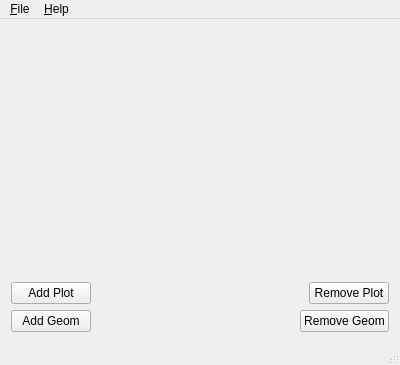
Qt form src/ui/MainWindow.ui (zxnord/Qt4VTK7SimpleViewer) before a commit.
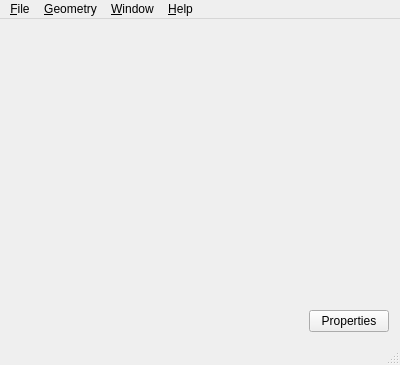
The same form after that commit.

The edit to the form file:
```diff
--- a/src/ui/MainWindow.ui
+++ b/src/ui/MainWindow.ui
@@ -25,46 +25,8 @@
       </property>
      </widget>
     </item>
-    <item>
-     <layout class="QHBoxLayout" name="horizontalLayout">
-      <item>
-       <widget class="QPushButton" name="m_addBtn">
-        <property name="text">
-         <string>Add Plot</string>
-        </property>
-       </widget>
-      </item>
-      <item>
-       <spacer name="horizontalSpacer">
-        <property name="orientation">
-         <enum>Qt::Horizontal</enum>
-        </property>
-        <property name="sizeHint" stdset="0">
-         <size>
-          <width>40</width>
-          <height>20</height>
-         </size>
-        </property>
-       </spacer>
-      </item>
-      <item>
-       <widget class="QPushButton" name="m_removeBtn">
-        <property name="text">
-         <string>Remove Plot</string>
-        </property>
-       </widget>
-      </item>
-     </layout>
-    </item>
     <item>
      <layout class="QHBoxLayout" name="horizontalLayout_2">
-      <item>
-       <widget class="QPushButton" name="m_addGeomBtn">
-        <property name="text">
-         <string>Add Geom</string>
-        </property>
-       </widget>
-      </item>
       <item>
        <spacer name="horizontalSpacer_2">
         <property name="orientation">
@@ -81,7 +43,7 @@
       <item>
        <widget class="QPushButton" name="m_removeGeomBtn">
         <property name="text">
-         <string>Remove Geom</string>
+         <string>Properties</string>
         </property>
        </widget>
       </item>
@@ -110,7 +72,29 @@
     </property>
     <addaction name="action_About"/>
    </widget>
+   <widget class="QMenu" name="menuAdd">
+    <property name="title">
+     <string>&amp;Geometry</string>
+    </property>
+    <widget class="QMenu" name="menuBasic_Geometry">
+     <property name="title">
+      <string>Add &amp;Basic</string>
+     </property>
+     <addaction name="actionCube"/>
+     <addaction name="actionSphere"/>
+    </widget>
+    <addaction name="menuBasic_Geometry"/>
+    <addaction name="actionFrom_File"/>
+   </widget>
+   <widget class="QMenu" name="menu_Window">
+    <property name="title">
+     <string>&amp;Window</string>
+    </property>
+    <addaction name="action_Manage"/>
+   </widget>
    <addaction name="menuHelp"/>
+   <addaction name="menuAdd"/>
+   <addaction name="menu_Window"/>
    <addaction name="menu_Help"/>
   </widget>
   <widget class="QStatusBar" name="statusBar"/>
```
Left out of the diff: 31 changed lines with no effect on the pictures.
